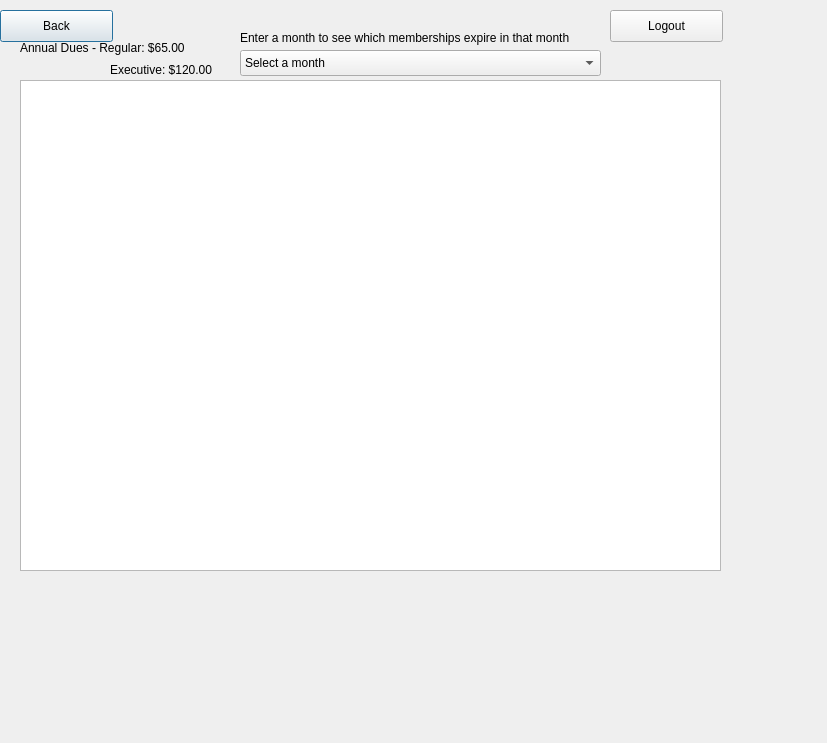
This is QtGui/expirationSearch.ui in Tligtvoet/goat-bulk as Qt 5 draws it before an edit. The edited form follows.
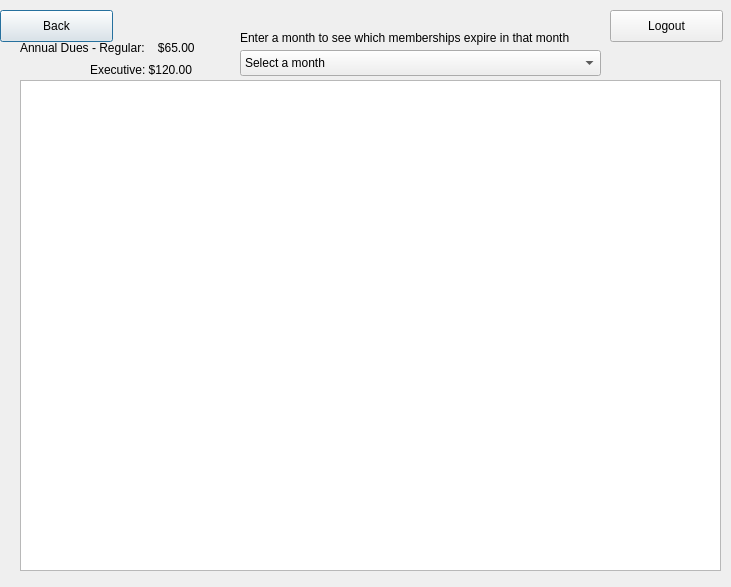
This is the edited form.

Patch:
```diff
--- a/QtGui/expirationSearch.ui
+++ b/QtGui/expirationSearch.ui
@@ -6,8 +6,8 @@
    <rect>
     <x>0</x>
     <y>0</y>
-    <width>827</width>
-    <height>743</height>
+    <width>731</width>
+    <height>587</height>
    </rect>
   </property>
   <property name="windowTitle">
@@ -147,13 +147,13 @@
     </rect>
    </property>
    <property name="text">
-    <string>Annual Dues - Regular: $65.00</string>
+    <string>Annual Dues - Regular:    $65.00</string>
    </property>
   </widget>
   <widget class="QLabel" name="label_3">
    <property name="geometry">
     <rect>
-     <x>110</x>
+     <x>90</x>
      <y>60</y>
      <width>121</width>
      <height>20</height>
```
